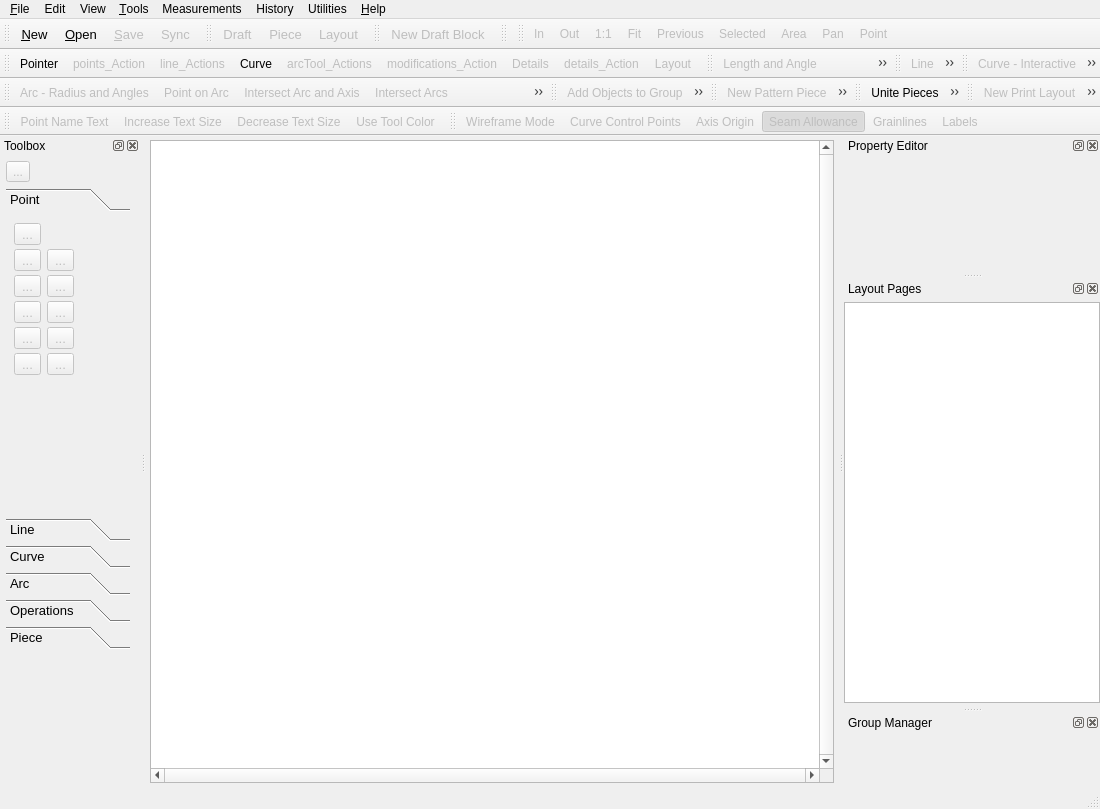
The window that src/app/seamly2d/mainwindow.ui (FashionFreedom/Seamly2D) describes before a commit, drawn with Qt 5.
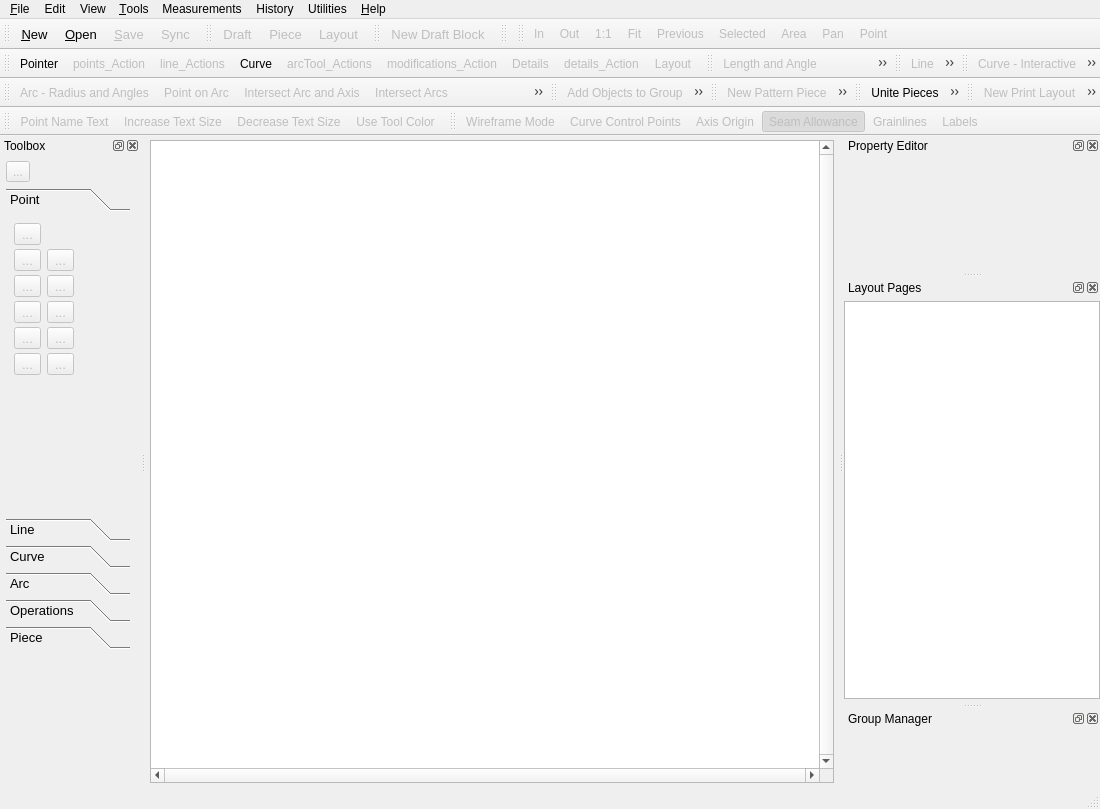
The same window after the commit. The open tabs and pages were chosen to show the change. Icons and pictures are not drawn. Custom widgets are drawn as their Qt base class.

```diff
--- a/src/app/seamly2d/mainwindow.ui
+++ b/src/app/seamly2d/mainwindow.ui
@@ -453,9 +453,6 @@
      <height>113</height>
     </size>
    </property>
-   <property name="features">
-    <set>QDockWidget::AllDockWidgetFeatures</set>
-   </property>
    <property name="allowedAreas">
     <set>Qt::RightDockWidgetArea</set>
    </property>
@@ -541,7 +538,7 @@
    <property name="minimumSize">
     <size>
      <width>220</width>
-     <height>38</height>
+     <height>40</height>
     </size>
    </property>
    <property name="toolTip">
```
Left out of the diff: 23 changed lines with no effect on the pictures.
